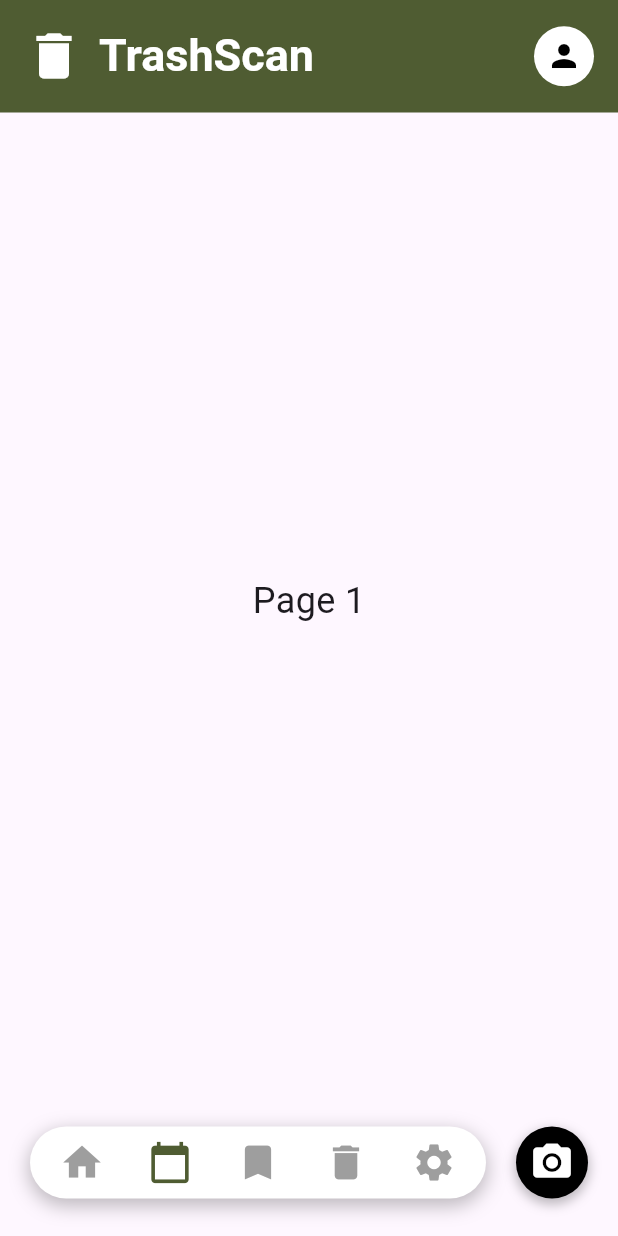
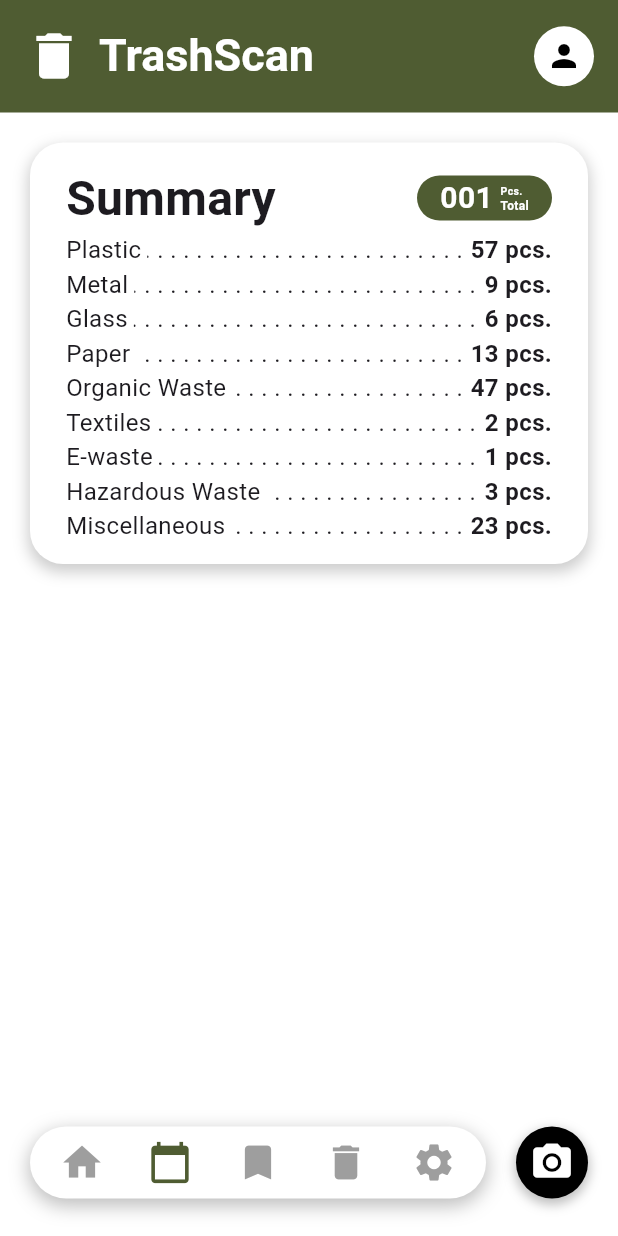
Before and after one commit to SakanaIsReal/TrashScan, a Flutter app: the DiaryScreen screen opened by its route, on a phone screen of 412 x 824 dp. Run offline on Flutter 3.47's test engine with Material 3 defaults, Android fonts, the phone set to English and light mode, and no system bars; our stand-ins replace flutter_svg, go_router.

Commit message:
feat: add 'diary_screen' with widget 'pcs_total_badge', 'diary_summary', and add primaryColor

```diff
--- a/lib/main.dart
+++ b/lib/main.dart
@@ -13,6 +13,10 @@ class MyApp extends StatelessWidget {
     return MaterialApp.router(
       debugShowCheckedModeBanner: false,
       routerConfig: appRouter, // Use the defined router from router.dart
+      theme: ThemeData(
+        scaffoldBackgroundColor: Colors.white,
+        primaryColor: Color(0xff4F5C32)
+      ),
     );
   }
 }
--- a/lib/screens/diary_screen.dart
+++ b/lib/screens/diary_screen.dart
@@ -1,6 +1,7 @@
 import 'package:flutter/material.dart';
 import '../widgets/custom_app_bar.dart';
 import '../widgets/bottom_nav_bar.dart';
+import '../widgets/diary_summary.dart';
 
 class DiaryScreen extends StatefulWidget {
   const DiaryScreen({super.key});
@@ -24,12 +25,28 @@ class _DiaryScreenState extends State<DiaryScreen> {
       appBar: CustomAppBar(),
       body: Center(
         child: Column(
-          mainAxisAlignment: MainAxisAlignment.center,
+          mainAxisAlignment: MainAxisAlignment.start,
           children: [
-            Text(
-              "Page $_selectedIndex",
-              style: const TextStyle(fontSize: 24),
-            ),
+            Padding(
+              padding: const EdgeInsets.all(20),
+              child: Container(
+                  decoration: BoxDecoration(
+                    color: Colors.white,
+                    borderRadius: BorderRadius.circular(22),
+                    boxShadow: [
+                      BoxShadow(
+                        color: Colors.black.withOpacity(0.2),
+                        blurRadius: 8,
+                        spreadRadius: 1,
+                        offset: const Offset(0, 4),
+                      ),
+                    ],
+                  ),
+                  child: Padding(
+                    padding: const EdgeInsets.only(top: 14.0, bottom: 14, left: 24, right: 24),
+                    child: DiarySummary(),
+                  )),
+            )
           ],
         ),
       ),
--- a/lib/screens/scan_screen.dart
+++ b/lib/screens/scan_screen.dart
@@ -2,8 +2,8 @@ import 'package:flutter/material.dart';
 import 'package:flutter_svg/flutter_svg.dart';
 import 'package:trashscan/widgets/camera_nav_bar.dart';
 import '../widgets/custom_app_bar.dart';
-import '../widgets/bottom_nav_bar.dart';
-import '../widgets/camera_nav_bar.dart';
+// import '../widgets/bottom_nav_bar.dart';
+// import '../widgets/camera_nav_bar.dart';
 import '../widgets/custom_back_button.dart';
 
 class ScanScreen extends StatefulWidget {
--- /dev/null
+++ b/lib/widgets/diary_summary.dart
@@ -0,0 +1,83 @@
+import 'package:flutter/material.dart';
+import '../widgets/pcs_total_badge.dart';
+
+class DiarySummary extends StatefulWidget {
+  const DiarySummary({super.key});
+
+  @override
+  State<DiarySummary> createState() => _DiarySummaryState();
+}
+
+class _DiarySummaryState extends State<DiarySummary> {
+  @override
+  Widget build(BuildContext context) {
+    return Container(
+      child: Column(
+        children: [
+          Row(
+            mainAxisAlignment: MainAxisAlignment.spaceBetween,
+            children: [
+              Text(
+                'Summary',
+                style: TextStyle(fontSize: 32, fontWeight: FontWeight.bold),
+              ),
+              PcsTotalBadge(count: '001', color: Theme.of(context).primaryColor)
+            ],
+          ),
+          Column(
+            children: [
+              // Generate trash
+              _buildSummaryRow('Plastic', 57, 16),
+              _buildSummaryRow('Metal', 9, 16),
+              _buildSummaryRow('Glass', 6, 16),
+              _buildSummaryRow('Paper', 13, 16),
+              _buildSummaryRow('Organic Waste', 47, 16),
+              _buildSummaryRow('Textiles', 2, 16),
+              _buildSummaryRow('E-waste', 1, 16),
+              _buildSummaryRow('Hazardous Waste', 3, 16),
+              _buildSummaryRow('Miscellaneous', 23, 16),
+            ],
+          )
+        ],
+      ),
+    );
+  }
+
+  /// Helper function to create a nav item
+  Widget _buildSummaryRow(String name, int count, double fontSize) {
+    String paddedNumber = count.toString();
+
+    return Stack(
+      children: [
+        Text(
+          '. . . . . . . . . . . . . . . . . . . . . . . . . . . . . . . . . .',
+          style: TextStyle(fontSize: fontSize),
+        ),
+        Row(
+          mainAxisAlignment: MainAxisAlignment.spaceBetween,
+          children: [
+            Container(
+                decoration: BoxDecoration(color: Colors.white),
+                child: Padding(
+                  padding: const EdgeInsets.only(right: 4.0),
+                  child: Text(
+                    name,
+                    style: TextStyle(fontSize: fontSize),
+                  ),
+                )),
+            Container(
+                color: Colors.white,
+                child: Padding(
+                  padding: const EdgeInsets.only(left: 4.0),
+                  child: Text(
+                    '$paddedNumber pcs.',
+                    style: TextStyle(
+                        fontSize: fontSize, fontWeight: FontWeight.bold),
+                  ),
+                ))
+          ],
+        ),
+      ],
+    );
+  }
+}
--- /dev/null
+++ b/lib/widgets/pcs_total_badge.dart
@@ -0,0 +1,63 @@
+import 'package:flutter/material.dart';
+
+class PcsTotalBadge extends StatefulWidget {
+  final String count;
+  final Color color;
+
+  const PcsTotalBadge({super.key, required this.count, required this.color});
+
+  @override
+  State<PcsTotalBadge> createState() => _PcsTotalBadgeState();
+}
+
+class _PcsTotalBadgeState extends State<PcsTotalBadge> {
+  @override
+  Widget build(BuildContext context) {
+    return Container(
+      decoration: BoxDecoration(
+        color: widget.color,
+        borderRadius: BorderRadius.circular(20),
+      ),
+      width: 90,
+      height: 30,
+      child: Row(
+        mainAxisAlignment: MainAxisAlignment.center,
+        children: [
+          Text(
+            widget.count,
+            style: TextStyle(
+                color: Colors.white, fontSize: 20, fontWeight: FontWeight.bold),
+          ),
+          SizedBox(
+            width: 5,
+          ),
+          Padding(
+            padding: const EdgeInsets.only(top: 6, bottom: 6),
+            child: Column(
+              mainAxisAlignment: MainAxisAlignment.spaceBetween,
+              crossAxisAlignment: CrossAxisAlignment.start,
+              children: [
+                Text(
+                  'Pcs.',
+                  style: TextStyle(
+                      color: Colors.white,
+                      fontSize: 7,
+                      fontWeight: FontWeight.bold,
+                      height: 1.3),
+                ),
+                Text(
+                  'Total',
+                  style: TextStyle(
+                      color: Colors.white,
+                      fontSize: 8,
+                      fontWeight: FontWeight.bold,
+                      height: 1),
+                )
+              ],
+            ),
+          )
+        ],
+      ),
+    );
+  }
+}
```
